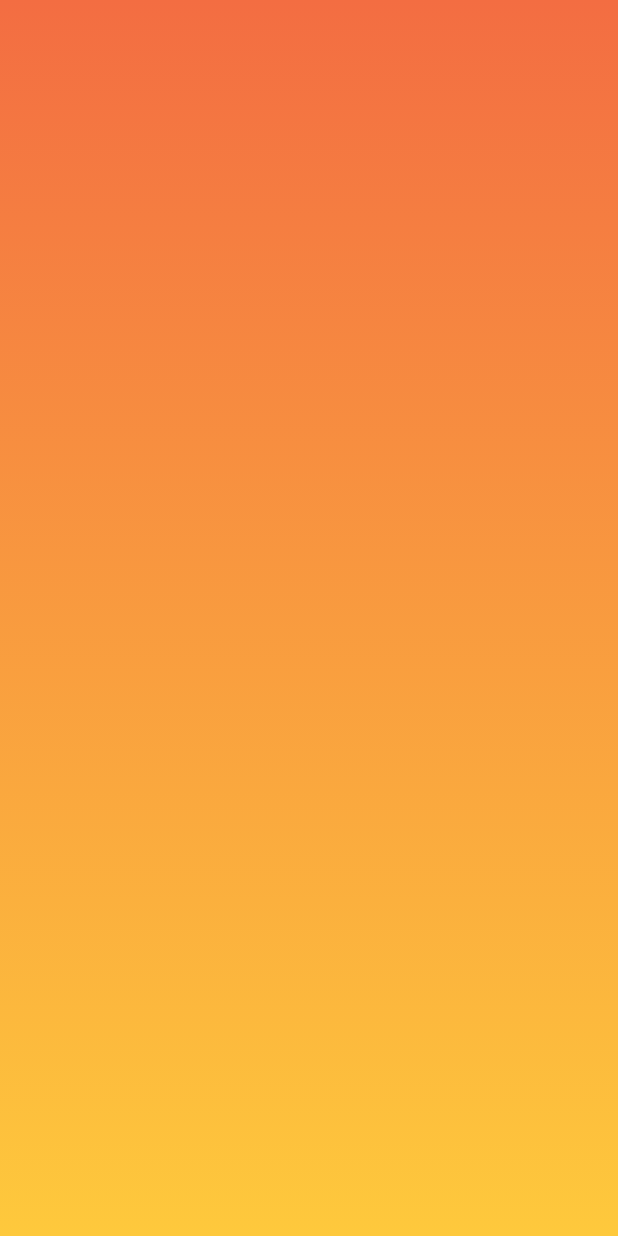
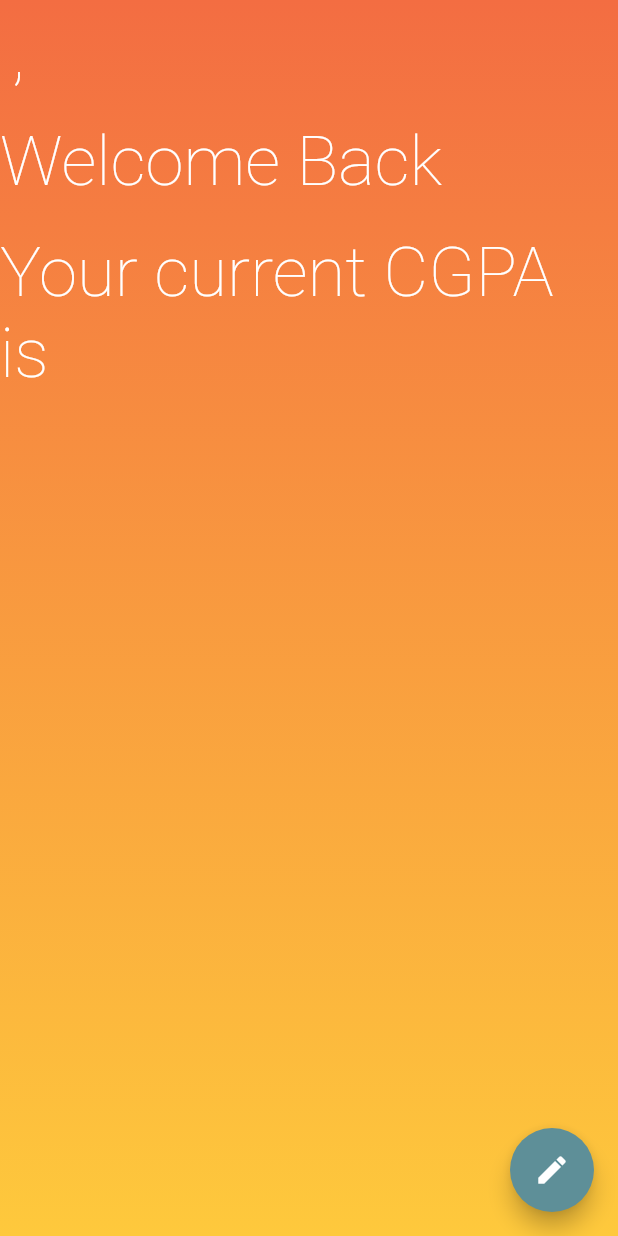
Before and after one commit to enny007/cgpa_calculator_, a Flutter app: the WelcomePage screen opened by its route, on a phone screen of 412 x 824 dp. Run offline on Flutter 3.47's test engine with Material 2 defaults, Android fonts, the phone set to English and light mode, and no system bars; our stand-ins replace google_fonts, sqflite; accounts and stored records are empty.

Commit message:
further changes

```diff
--- a/lib/main.dart
+++ b/lib/main.dart
@@ -3,6 +3,7 @@
 import 'package:cgpa_calculator_/routes/routes.dart';
 
 import 'package:cgpa_calculator_/services/course_service.dart';
+import 'package:cgpa_calculator_/services/user_service.dart';
 
 import 'package:flutter/material.dart';
 import 'package:provider/provider.dart';
@@ -19,6 +20,9 @@
       providers: [
         ChangeNotifierProvider(
           create: (context) => CourseService(),
+        ),
+        ChangeNotifierProvider(
+          create: (context) => UserService(),
         ),
       ],
       builder: (context, child) {
--- a/lib/models/course_model.dart
+++ b/lib/models/course_model.dart
@@ -20,7 +20,7 @@ class CourseFields {
 }
 
 class Course {
-  String? username;
+  String username;
   String code;
   String? title;
   int unit;
@@ -28,13 +28,13 @@ class Course {
   String? semester;
   String? level;
   Course({
-    this.username,
+    required this.username,
     required this.code,
     this.title,
     required this.unit,
     required this.grade,
-    this.level,
-    this.semester,
+    this.level = '100 Level',
+    this.semester = 'First',
   });
 
   final Map<String, int> gpaMap = {
--- a/lib/pages/menupage.dart
+++ b/lib/pages/menupage.dart
@@ -77,7 +77,7 @@ class _MenuPageState extends State<MenuPage> {
                       onTap: () {
                         Navigator.pushNamed(
                           context,
-                          RouteManager.cgpaPage,
+                          RouteManager.loginPage,
                         );
                       },
                       child: Container(
--- a/lib/pages/welcome_page.dart
+++ b/lib/pages/welcome_page.dart
@@ -1,6 +1,10 @@
+import 'package:cgpa_calculator_/routes/routes.dart';
 import 'package:flutter/Material.dart';
+import 'package:provider/provider.dart';
 
 import '../constants.dart';
+import '../models/user_model.dart';
+import '../services/user_service.dart';
 
 class WelcomePage extends StatelessWidget {
   const WelcomePage({super.key});
@@ -8,10 +12,10 @@ class WelcomePage extends StatelessWidget {
   @override
   Widget build(BuildContext context) {
     return Scaffold(
-      body: Stack(
-        children: [
-          Container(
-            decoration:  BoxDecoration(
+      body: Container(
+        height: MediaQuery.of(context).size.height,
+        width: MediaQuery.of(context).size.width,
+        decoration: BoxDecoration(
           gradient: LinearGradient(
             begin: Alignment.topCenter,
             end: Alignment.bottomCenter,
@@ -21,8 +25,62 @@ class WelcomePage extends StatelessWidget {
             ],
           ),
         ),
+        child: SafeArea(
+          child: SingleChildScrollView(
+            child: Column(
+              crossAxisAlignment: CrossAxisAlignment.start,
+              children: [
+                Padding(
+                  padding: const EdgeInsets.all(8.0),
+                  child: Selector<UserService, User>(
+                    selector: (p0, p1) => p1.currentUser,
+                    builder: (context, value, child) {
+                      return Text(
+                        '${value.name},',
+                        textAlign: TextAlign.center,
+                        style: const TextStyle(
+                          fontSize: 46,
+                          fontWeight: FontWeight.w200,
+                          color: Colors.white,
                         ),
+                      );
+                    },
+                  ),
+                ),
+                const SizedBox(
+                  height: 10,
+                ),
+                const Text(
+                  'Welcome Back',
+                  style: TextStyle(
+                    fontSize: 46,
+                    fontWeight: FontWeight.w200,
+                    color: Colors.white,
+                  ),
+                ),
+                const SizedBox(
+                  height: 20,
+                ),
+                const Text(
+                  'Your current CGPA is ',
+                  style: TextStyle(
+                    fontSize: 46,
+                    fontWeight: FontWeight.w200,
+                    color: Colors.white,
+                  ),
+                )
               ],
+            ),
+          ),
+        ),
+      ),
+      floatingActionButton: FloatingActionButton(
+        onPressed: () {
+          Navigator.pushNamed(context, RouteManager.cgpaPage);
+        },
+        backgroundColor: Utils.accentColor,
+        tooltip: 'Compute',
+        child: const Icon(Icons.mode_edit),
       ),
     );
   }
--- a/pubspec.yaml
+++ b/pubspec.yaml
@@ -31,6 +31,7 @@ dependencies:
   flutter:
     sdk: flutter
   google_fonts: ^3.0.1
+  path_provider: ^2.0.11
   provider: ^6.0.3
   shared_preferences: ^2.0.15
   sqflite: ^2.0.3+1
```
Also changed, not shown: lib/components/widgets/modal_form.dart (+13 -3 lines), lib/database/cgpa_database.dart (+43 -28 lines), lib/pages/login.dart (+5 -3 lines), lib/pages/register.dart (+4 -5 lines), lib/services/course_service.dart (+48 -21 lines), pubspec.lock. Lines whose indentation alone changed are shown as unchanged.
